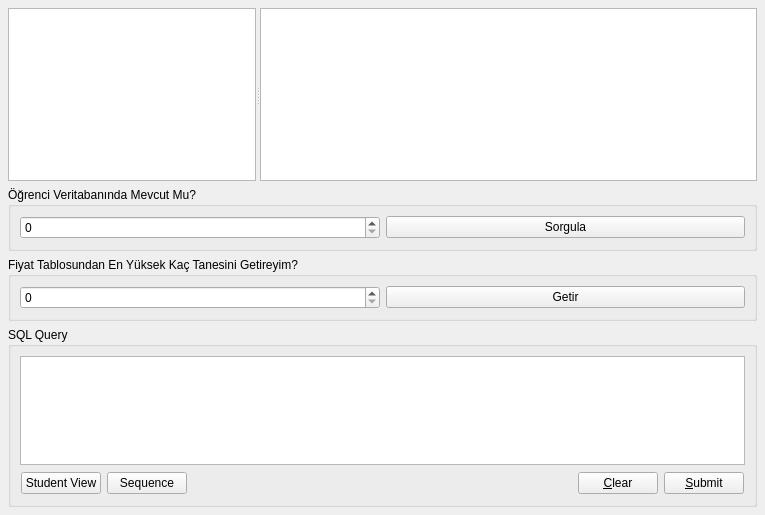
Qt form 02-Laboratory/Project/DivingSchool/browserwidget.ui (ondergormez/BLM3041_Database_Management) before a commit.
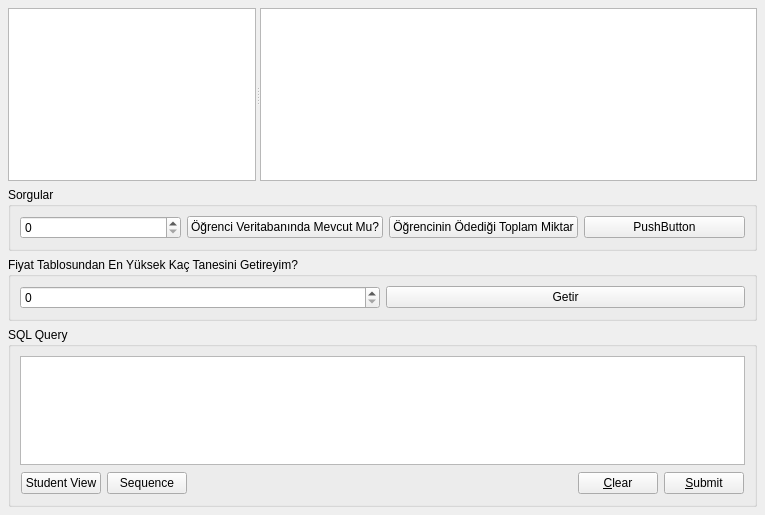
The same form after that commit. Custom widgets are drawn as their Qt base class.

Commit message: Add get total paid amount queries

```diff
--- a/02-Laboratory/Project/DivingSchool/browserwidget.ui
+++ b/02-Laboratory/Project/DivingSchool/browserwidget.ui
@@ -58,7 +58,7 @@
    <item>
     <widget class="QGroupBox" name="groupBox_3">
      <property name="title">
-      <string>Öğrenci Veritabanında Mevcut Mu?</string>
+      <string>Sorgular</string>
      </property>
      <layout class="QHBoxLayout" name="horizontalLayout_2">
       <item>
@@ -71,7 +71,21 @@
       <item>
        <widget class="QPushButton" name="pushButtonFindStudent">
         <property name="text">
-         <string>Sorgula</string>
+         <string>Öğrenci Veritabanında Mevcut Mu?</string>
+        </property>
+       </widget>
+      </item>
+      <item>
+       <widget class="QPushButton" name="pushButtonTotalPaid">
+        <property name="text">
+         <string>Öğrencinin Ödediği Toplam Miktar</string>
+        </property>
+       </widget>
+      </item>
+      <item>
+       <widget class="QPushButton" name="pushButton">
+        <property name="text">
+         <string>PushButton</string>
         </property>
        </widget>
       </item>
```
The commit also changes 2 other files.
